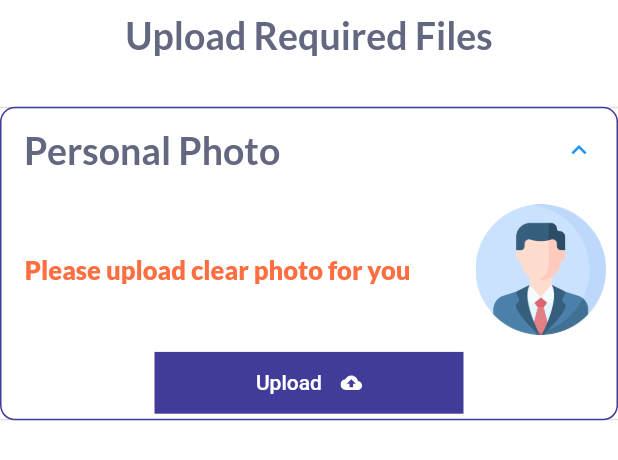
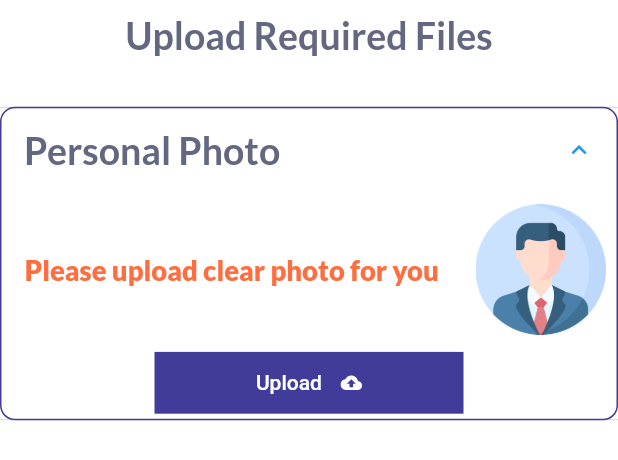
Before and after one commit to sherif17/mechanic_app, a Flutter app: the RequiredFiles widget shown alone on an empty page, opened directly, after a tap on "Personal Photo", on a phone screen of 412 x 824 dp. Shown: the top 460 px of the screen. Run offline on Flutter 3.47's test engine with Material 2 defaults, Android fonts, the phone set to English and light mode, and no system bars; our stand-ins replace dio, firebase_auth, firebase_core, flutter_masked_text, flutter_svg, geolocator and 6 more; accounts and stored records are empty; project files that could hold a hidden picture were left out.

Commit message:
Final persentation touches I

```diff
--- a/lib/screens/login_screens/file_upload/step_two/required_files.dart
+++ b/lib/screens/login_screens/file_upload/step_two/required_files.dart
@@ -138,10 +138,14 @@ class _RequiredFilesState extends State<RequiredFiles> {
                                 left: MediaQuery.of(context).size.width * 0.04,
                                 right:
                                     MediaQuery.of(context).size.width * 0.04),
-                            child: Text(
-                              content,
-                              style: TextStyle(
-                                  color: Colors.deepOrangeAccent, fontSize: 17),
+                            child: FittedBox(
+                              fit: BoxFit.fitWidth,
+                              child: Text(
+                                content,
+                                style: TextStyle(
+                                    color: Colors.deepOrangeAccent,
+                                    fontSize: 17),
+                              ),
                             ))),
                     Expanded(
                         flex: 1,
```
Also changed, not shown: lib/screens/dash_board/earnings/earnings.dart (+14 -1 lines), lib/screens/login_screens/file_upload/step_four/watch_tutorial.dart (+11 -4 lines), lib/screens/login_screens/file_upload/step_one/complete_profile.dart (+8 -5 lines), assets/illustrations/Money-back guarantee.svg (added).
